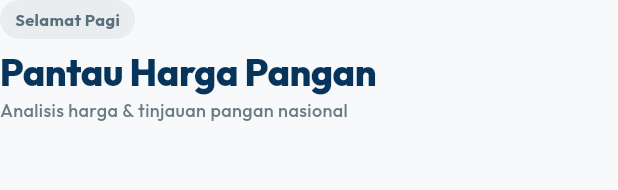
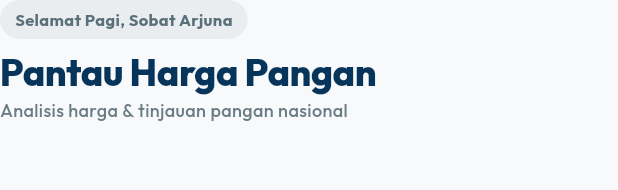
Before and after one commit to raflyherdianto/capstone-pijak, a Flutter app: the DashboardHeader widget shown alone on an empty page, opened directly, on a phone screen of 412 x 824 dp. Shown: the top 190 px of the screen. Run offline on Flutter 3.47's test engine with Material 3 defaults, Android fonts, the phone set to English and light mode, and no system bars; our stand-ins replace dio, fl_chart, flutter_bloc, flutter_riverpod, shared_preferences, shimmer; accounts and stored records are empty; network calls fail.

```diff
--- a/mobile/lib/features/dashboard/presentation/widgets/dashboard_header.dart
+++ b/mobile/lib/features/dashboard/presentation/widgets/dashboard_header.dart
@@ -8,10 +8,10 @@ class DashboardHeader extends StatelessWidget {
 
   String _getGreeting() {
     final hour = DateTime.now().hour;
-    if (hour >= 5 && hour < 11) return 'Selamat Pagi';
-    if (hour >= 11 && hour < 15) return 'Selamat Siang';
-    if (hour >= 15 && hour < 18) return 'Selamat Sore';
-    return 'Selamat Malam';
+    if (hour >= 5 && hour < 11) return 'Selamat Pagi, Sobat Arjuna';
+    if (hour >= 11 && hour < 15) return 'Selamat Siang, Sobat Arjuna';
+    if (hour >= 15 && hour < 18) return 'Selamat Sore, Sobat Arjuna';
+    return 'Selamat Malam, Sobat Arjuna';
   }
 
   String _formatLastUpdated(String? raw) {
```
Also changed, not shown: mobile/lib/shared/widgets/shimmer_placeholder.dart (+57 -3 lines).
